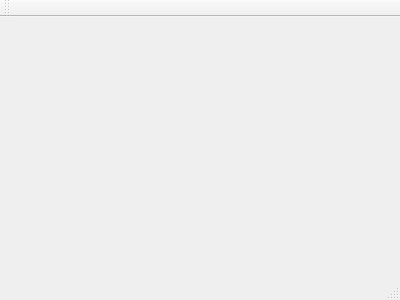
Qt form lifewindow.ui (Griffenck1/Life) before a commit.
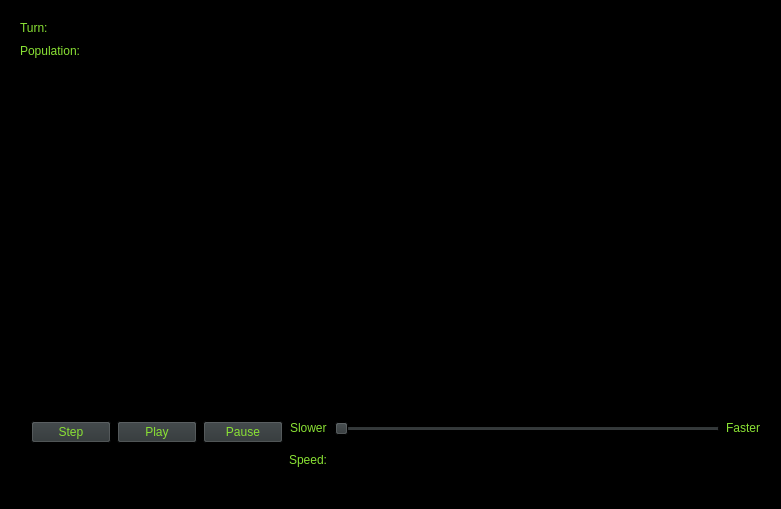
The same form after that commit.

Commit message: Created basic UI elements

```diff
--- a/lifewindow.ui
+++ b/lifewindow.ui
@@ -1,24 +1,1256 @@
 <ui version="4.0">
  <class>LifeWindow</class>
- <widget class="QMainWindow" name="LifeWindow" >
-  <property name="geometry" >
+ <widget class="QMainWindow" name="LifeWindow">
+  <property name="geometry">
    <rect>
     <x>0</x>
     <y>0</y>
-    <width>400</width>
-    <height>300</height>
+    <width>781</width>
+    <height>509</height>
    </rect>
   </property>
-  <property name="windowTitle" >
+  <property name="palette">
+   <palette>
+    <active>
+     <colorrole role="WindowText">
+      <brush brushstyle="SolidPattern">
+       <color alpha="255">
+        <red>0</red>
+        <green>0</green>
+        <blue>0</blue>
+       </color>
+      </brush>
+     </colorrole>
+     <colorrole role="Button">
+      <brush brushstyle="SolidPattern">
+       <color alpha="255">
+        <red>238</red>
+        <green>238</green>
+        <blue>236</blue>
+       </color>
+      </brush>
+     </colorrole>
+     <colorrole role="Light">
+      <brush brushstyle="SolidPattern">
+       <color alpha="255">
+        <red>255</red>
+        <green>255</green>
+        <blue>255</blue>
+       </color>
+      </brush>
+     </colorrole>
+     <colorrole role="Midlight">
+      <brush brushstyle="SolidPattern">
+       <color alpha="255">
+        <red>246</red>
+        <green>246</green>
+        <blue>245</blue>
+       </color>
+      </brush>
+     </colorrole>
+     <colorrole role="Dark">
+      <brush brushstyle="SolidPattern">
+       <color alpha="255">
+        <red>119</red>
+        <green>119</green>
+        <blue>118</blue>
+       </color>
+      </brush>
+     </colorrole>
+     <colorrole role="Mid">
+      <brush brushstyle="SolidPattern">
+       <color alpha="255">
+        <red>159</red>
+        <green>159</green>
+        <blue>157</blue>
+       </color>
+      </brush>
+     </colorrole>
+     <colorrole role="Text">
+      <brush brushstyle="SolidPattern">
+       <color alpha="255">
+        <red>0</red>
+        <green>0</green>
+        <blue>0</blue>
+       </color>
+      </brush>
+     </colorrole>
+     <colorrole role="BrightText">
+      <brush brushstyle="SolidPattern">
+       <color alpha="255">
+        <red>255</red>
+        <green>255</green>
+        <blue>255</blue>
+       </color>
+      </brush>
+     </colorrole>
+     <colorrole role="ButtonText">
+      <brush brushstyle="SolidPattern">
+       <color alpha="255">
+        <red>0</red>
+        <green>0</green>
+        <blue>0</blue>
+       </color>
+      </brush>
+     </colorrole>
+     <colorrole role="Base">
+      <brush brushstyle="SolidPattern">
+       <color alpha="255">
+        <red>255</red>
+        <green>255</green>
+        <blue>255</blue>
+       </color>
+      </brush>
+     </colorrole>
+     <colorrole role="Window">
+      <brush brushstyle="SolidPattern">
+       <color alpha="255">
+        <red>238</red>
+        <green>238</green>
+        <blue>236</blue>
+       </color>
+      </brush>
+     </colorrole>
+     <colorrole role="Shadow">
+      <brush brushstyle="SolidPattern">
+       <color alpha="255">
+        <red>0</red>
+        <green>0</green>
+        <blue>0</blue>
+       </color>
+      </brush>
+     </colorrole>
+     <colorrole role="AlternateBase">
+      <brush brushstyle="SolidPattern">
+       <color alpha="255">
+        <red>246</red>
+        <green>246</green>
+        <blue>245</blue>
+       </color>
+      </brush>
+     </colorrole>
+     <colorrole role="ToolTipBase">
+      <brush brushstyle="SolidPattern">
+       <color alpha="255">
+        <red>255</red>
+        <green>255</green>
+        <blue>220</blue>
+       </color>
+      </brush>
+     </colorrole>
+     <colorrole role="ToolTipText">
+      <brush brushstyle="SolidPattern">
+       <color alpha="255">
+        <red>0</red>
+        <green>0</green>
+        <blue>0</blue>
+       </color>
+      </brush>
+     </colorrole>
+    </active>
+    <inactive>
+     <colorrole role="WindowText">
+      <brush brushstyle="SolidPattern">
+       <color alpha="255">
+        <red>0</red>
+        <green>0</green>
+        <blue>0</blue>
+       </color>
+      </brush>
+     </colorrole>
+     <colorrole role="Button">
+      <brush brushstyle="SolidPattern">
+       <color alpha="255">
+        <red>238</red>
+        <green>238</green>
+        <blue>236</blue>
+       </color>
+      </brush>
+     </colorrole>
+     <colorrole role="Light">
+      <brush brushstyle="SolidPattern">
+       <color alpha="255">
+        <red>255</red>
+        <green>255</green>
+        <blue>255</blue>
+       </color>
+      </brush>
+     </colorrole>
+     <colorrole role="Midlight">
+      <brush brushstyle="SolidPattern">
+       <color alpha="255">
+        <red>246</red>
+        <green>246</green>
+        <blue>245</blue>
+       </color>
+      </brush>
+     </colorrole>
+     <colorrole role="Dark">
+      <brush brushstyle="SolidPattern">
+       <color alpha="255">
+        <red>119</red>
+        <green>119</green>
+        <blue>118</blue>
+       </color>
+      </brush>
+     </colorrole>
+     <colorrole role="Mid">
+      <brush brushstyle="SolidPattern">
+       <color alpha="255">
+        <red>159</red>
+        <green>159</green>
+        <blue>157</blue>
+       </color>
+      </brush>
+     </colorrole>
+     <colorrole role="Text">
+      <brush brushstyle="SolidPattern">
+       <color alpha="255">
+        <red>0</red>
+        <green>0</green>
+        <blue>0</blue>
+       </color>
+      </brush>
+     </colorrole>
+     <colorrole role="BrightText">
+      <brush brushstyle="SolidPattern">
+       <color alpha="255">
+        <red>255</red>
+        <green>255</green>
+        <blue>255</blue>
+       </color>
+      </brush>
+     </colorrole>
+     <colorrole role="ButtonText">
+      <brush brushstyle="SolidPattern">
+       <color alpha="255">
+        <red>0</red>
+        <green>0</green>
+        <blue>0</blue>
+       </color>
+      </brush>
+     </colorrole>
+     <colorrole role="Base">
+      <brush brushstyle="SolidPattern">
+       <color alpha="255">
+        <red>255</red>
+        <green>255</green>
+        <blue>255</blue>
+       </color>
+      </brush>
+     </colorrole>
+     <colorrole role="Window">
+      <brush brushstyle="SolidPattern">
+       <color alpha="255">
+        <red>238</red>
+        <green>238</green>
+        <blue>236</blue>
+       </color>
+      </brush>
+     </colorrole>
+     <colorrole role="Shadow">
+      <brush brushstyle="SolidPattern">
+       <color alpha="255">
+        <red>0</red>
+        <green>0</green>
+        <blue>0</blue>
+       </color>
+      </brush>
+     </colorrole>
+     <colorrole role="AlternateBase">
+      <brush brushstyle="SolidPattern">
+       <color alpha="255">
+        <red>246</red>
+        <green>246</green>
+        <blue>245</blue>
+       </color>
+      </brush>
+     </colorrole>
+     <colorrole role="ToolTipBase">
+      <brush brushstyle="SolidPattern">
+       <color alpha="255">
+        <red>255</red>
+        <green>255</green>
+        <blue>220</blue>
+       </color>
+      </brush>
+     </colorrole>
+     <colorrole role="ToolTipText">
+      <brush brushstyle="SolidPattern">
+       <color alpha="255">
+        <red>0</red>
+        <green>0</green>
+        <blue>0</blue>
+       </color>
+      </brush>
+     </colorrole>
+    </inactive>
+    <disabled>
+     <colorrole role="WindowText">
+      <brush brushstyle="SolidPattern">
+       <color alpha="255">
+        <red>119</red>
+        <green>119</green>
+        <blue>118</blue>
+       </color>
+      </brush>
+     </colorrole>
+     <colorrole role="Button">
+      <brush brushstyle="SolidPattern">
+       <color alpha="255">
+        <red>238</red>
+        <green>238</green>
+        <blue>236</blue>
+       </color>
+      </brush>
+     </colorrole>
+     <colorrole role="Light">
+      <brush brushstyle="SolidPattern">
+       <color alpha="255">
+        <red>255</red>
+        <green>255</green>
+        <blue>255</blue>
+       </color>
+      </brush>
+     </colorrole>
+     <colorrole role="Midlight">
+      <brush brushstyle="SolidPattern">
+       <color alpha="255">
+        <red>246</red>
+        <green>246</green>
+        <blue>245</blue>
+       </color>
+      </brush>
+     </colorrole>
+     <colorrole role="Dark">
+      <brush brushstyle="SolidPattern">
+       <color alpha="255">
+        <red>119</red>
+        <green>119</green>
+        <blue>118</blue>
+       </color>
+      </brush>
+     </colorrole>
+     <colorrole role="Mid">
+      <brush brushstyle="SolidPattern">
+       <color alpha="255">
+        <red>159</red>
+        <green>159</green>
+        <blue>157</blue>
+       </color>
+      </brush>
+     </colorrole>
+     <colorrole role="Text">
+      <brush brushstyle="SolidPattern">
+       <color alpha="255">
+        <red>119</red>
+        <green>119</green>
+        <blue>118</blue>
+       </color>
+      </brush>
+     </colorrole>
+     <colorrole role="BrightText">
+      <brush brushstyle="SolidPattern">
+       <color alpha="255">
+        <red>255</red>
+        <green>255</green>
+        <blue>255</blue>
+       </color>
+      </brush>
+     </colorrole>
+     <colorrole role="ButtonText">
+      <brush brushstyle="SolidPattern">
+       <color alpha="255">
+        <red>119</red>
+        <green>119</green>
+        <blue>118</blue>
+       </color>
+      </brush>
+     </colorrole>
+     <colorrole role="Base">
+      <brush brushstyle="SolidPattern">
+       <color alpha="255">
+        <red>238</red>
+        <green>238</green>
+        <blue>236</blue>
+       </color>
+      </brush>
+     </colorrole>
+     <colorrole role="Window">
+      <brush brushstyle="SolidPattern">
+       <color alpha="255">
+        <red>238</red>
+        <green>238</green>
+        <blue>236</blue>
+       </color>
+      </brush>
+     </colorrole>
+     <colorrole role="Shadow">
+      <brush brushstyle="SolidPattern">
+       <color alpha="255">
+        <red>0</red>
+        <green>0</green>
+        <blue>0</blue>
+       </color>
+      </brush>
+     </colorrole>
+     <colorrole role="AlternateBase">
+      <brush brushstyle="SolidPattern">
+       <color alpha="255">
+        <red>238</red>
+        <green>238</green>
+        <blue>236</blue>
+       </color>
+      </brush>
+     </colorrole>
+     <colorrole role="ToolTipBase">
+      <brush brushstyle="SolidPattern">
+       <color alpha="255">
+        <red>255</red>
+        <green>255</green>
+        <blue>220</blue>
+       </color>
+      </brush>
+     </colorrole>
+     <colorrole role="ToolTipText">
+      <brush brushstyle="SolidPattern">
+       <color alpha="255">
+        <red>0</red>
+        <green>0</green>
+        <blue>0</blue>
+       </color>
+      </brush>
+     </colorrole>
+    </disabled>
+   </palette>
+  </property>
+  <property name="windowTitle">
    <string>LifeWindow</string>
   </property>
-  <widget class="QMenuBar" name="menuBar" />
-  <widget class="QToolBar" name="mainToolBar" />
-  <widget class="QWidget" name="centralWidget" />
-  <widget class="QStatusBar" name="statusBar" />
+  <widget class="QWidget" name="centralWidget">
+   <property name="palette">
+    <palette>
+     <active>
+      <colorrole role="WindowText">
+       <brush brushstyle="SolidPattern">
+        <color alpha="255">
+         <red>138</red>
+         <green>226</green>
+         <blue>52</blue>
+        </color>
+       </brush>
+      </colorrole>
+      <colorrole role="Button">
+       <brush brushstyle="SolidPattern">
+        <color alpha="255">
+         <red>46</red>
+         <green>52</green>
+         <blue>54</blue>
+        </color>
+       </brush>
+      </colorrole>
+      <colorrole role="Light">
+       <brush brushstyle="SolidPattern">
+        <color alpha="255">
+         <red>0</red>
+         <green>0</green>
+         <blue>0</blue>
+        </color>
+       </brush>
+      </colorrole>
+      <colorrole role="Midlight">
+       <brush brushstyle="SolidPattern">
+        <color alpha="255">
+         <red>0</red>
+         <green>0</green>
+         <blue>0</blue>
+        </color>
+       </brush>
+      </colorrole>
+      <colorrole role="Dark">
+       <brush brushstyle="SolidPattern">
+        <color alpha="255">
+         <red>0</red>
+         <green>0</green>
+         <blue>0</blue>
+        </color>
+       </brush>
+      </colorrole>
+      <colorrole role="Mid">
+       <brush brushstyle="SolidPattern">
+        <color alpha="255">
+         <red>0</red>
+         <green>0</green>
+         <blue>0</blue>
+        </color>
+       </brush>
+      </colorrole>
+      <colorrole role="Text">
+       <brush brushstyle="SolidPattern">
+        <color alpha="255">
+         <red>138</red>
+         <green>226</green>
+         <blue>52</blue>
+        </color>
+       </brush>
+      </colorrole>
+      <colorrole role="BrightText">
+       <brush brushstyle="SolidPattern">
+        <color alpha="255">
+         <red>238</red>
+         <green>238</green>
+         <blue>236</blue>
+        </color>
+       </brush>
+      </colorrole>
+      <colorrole role="ButtonText">
+       <brush brushstyle="SolidPattern">
+        <color alpha="255">
+         <red>138</red>
+         <green>226</green>
+         <blue>52</blue>
+        </color>
+       </brush>
+      </colorrole>
+      <colorrole role="Base">
+       <brush brushstyle="SolidPattern">
+        <color alpha="255">
+         <red>0</red>
+         <green>0</green>
+         <blue>0</blue>
+        </color>
+       </brush>
+      </colorrole>
+      <colorrole role="Window">
+       <brush brushstyle="SolidPattern">
+        <color alpha="255">
+         <red>0</red>
+         <green>0</green>
+         <blue>0</blue>
+        </color>
+       </brush>
+      </colorrole>
+      <colorrole role="Shadow">
+       <brush brushstyle="SolidPattern">
+        <color alpha="255">
+         <red>0</red>
+         <green>0</green>
+         <blue>0</blue>
+        </color>
+       </brush>
+      </colorrole>
+      <colorrole role="Highlight">
+       <brush brushstyle="SolidPattern">
+        <color alpha="255">
+         <red>138</red>
+         <green>226</green>
+         <blue>52</blue>
+        </color>
+       </brush>
+      </colorrole>
+      <colorrole role="AlternateBase">
+       <brush brushstyle="SolidPattern">
+        <color alpha="255">
+         <red>0</red>
+         <green>0</green>
+         <blue>0</blue>
+        </color>
+       </brush>
+      </colorrole>
+      <colorrole role="ToolTipBase">
+       <brush brushstyle="SolidPattern">
+        <color alpha="255">
+         <red>255</red>
+         <green>255</green>
+         <blue>220</blue>
+        </color>
+       </brush>
+      </colorrole>
+      <colorrole role="ToolTipText">
+       <brush brushstyle="SolidPattern">
+        <color alpha="255">
+         <red>0</red>
+         <green>0</green>
+         <blue>0</blue>
+        </color>
+       </brush>
+      </colorrole>
+     </active>
+     <inactive>
+      <colorrole role="WindowText">
+       <brush brushstyle="SolidPattern">
+        <color alpha="255">
+         <red>138</red>
+         <green>226</green>
+         <blue>52</blue>
+        </color>
+       </brush>
+      </colorrole>
+      <colorrole role="Button">
+       <brush brushstyle="SolidPattern">
+        <color alpha="255">
+         <red>46</red>
+         <green>52</green>
+         <blue>54</blue>
+        </color>
+       </brush>
+      </colorrole>
+      <colorrole role="Light">
+       <brush brushstyle="SolidPattern">
+        <color alpha="255">
+         <red>0</red>
+         <green>0</green>
+         <blue>0</blue>
+        </color>
+       </brush>
+      </colorrole>
+      <colorrole role="Midlight">
+       <brush brushstyle="SolidPattern">
+        <color alpha="255">
+         <red>0</red>
+         <green>0</green>
+         <blue>0</blue>
+        </color>
+       </brush>
+      </colorrole>
+      <colorrole role="Dark">
+       <brush brushstyle="SolidPattern">
+        <color alpha="255">
+         <red>0</red>
+         <green>0</green>
+         <blue>0</blue>
+        </color>
+       </brush>
+      </colorrole>
+      <colorrole role="Mid">
+       <brush brushstyle="SolidPattern">
+        <color alpha="255">
+         <red>0</red>
+         <green>0</green>
+         <blue>0</blue>
+        </color>
+       </brush>
+      </colorrole>
+      <colorrole role="Text">
+       <brush brushstyle="SolidPattern">
+        <color alpha="255">
+         <red>138</red>
+         <green>226</green>
+         <blue>52</blue>
+        </color>
+       </brush>
+      </colorrole>
+      <colorrole role="BrightText">
+       <brush brushstyle="SolidPattern">
+        <color alpha="255">
+         <red>238</red>
+         <green>238</green>
+         <blue>236</blue>
+        </color>
+       </brush>
+      </colorrole>
+      <colorrole role="ButtonText">
+       <brush brushstyle="SolidPattern">
+        <color alpha="255">
+         <red>138</red>
+         <green>226</green>
+         <blue>52</blue>
+        </color>
+       </brush>
+      </colorrole>
+      <colorrole role="Base">
+       <brush brushstyle="SolidPattern">
+        <color alpha="255">
+         <red>0</red>
+         <green>0</green>
+         <blue>0</blue>
+        </color>
+       </brush>
+      </colorrole>
+      <colorrole role="Window">
+       <brush brushstyle="SolidPattern">
+        <color alpha="255">
+         <red>0</red>
+         <green>0</green>
+         <blue>0</blue>
+        </color>
+       </brush>
+      </colorrole>
+      <colorrole role="Shadow">
+       <brush brushstyle="SolidPattern">
+        <color alpha="255">
+         <red>0</red>
+         <green>0</green>
+         <blue>0</blue>
+        </color>
+       </brush>
+      </colorrole>
+      <colorrole role="Highlight">
+       <brush brushstyle="SolidPattern">
+        <color alpha="255">
+         <red>138</red>
+         <green>226</green>
+         <blue>52</blue>
+        </color>
+       </brush>
+      </colorrole>
+      <colorrole role="AlternateBase">
+       <brush brushstyle="SolidPattern">
+        <color alpha="255">
+         <red>0</red>
+         <green>0</green>
+         <blue>0</blue>
+        </color>
+       </brush>
+      </colorrole>
+      <colorrole role="ToolTipBase">
+       <brush brushstyle="SolidPattern">
+        <color alpha="255">
+         <red>255</red>
+         <green>255</green>
+         <blue>220</blue>
+        </color>
+       </brush>
+      </colorrole>
+      <colorrole role="ToolTipText">
+       <brush brushstyle="SolidPattern">
+        <color alpha="255">
+         <red>0</red>
+         <green>0</green>
+         <blue>0</blue>
+        </color>
+       </brush>
+      </colorrole>
+     </inactive>
+     <disabled>
+      <colorrole role="WindowText">
+       <brush brushstyle="SolidPattern">
+        <color alpha="255">
+         <red>0</red>
+         <green>0</green>
+         <blue>0</blue>
+        </color>
+       </brush>
+      </colorrole>
+      <colorrole role="Button">
+       <brush brushstyle="SolidPattern">
+        <color alpha="255">
+         <red>46</red>
+         <green>52</green>
+         <blue>54</blue>
+        </color>
+       </brush>
+      </colorrole>
+      <colorrole role="Light">
+       <brush brushstyle="SolidPattern">
+        <color alpha="255">
+         <red>0</red>
+         <green>0</green>
+         <blue>0</blue>
+        </color>
+       </brush>
+      </colorrole>
+      <colorrole role="Midlight">
+       <brush brushstyle="SolidPattern">
+        <color alpha="255">
+         <red>0</red>
+         <green>0</green>
+         <blue>0</blue>
+        </color>
+       </brush>
+      </colorrole>
+      <colorrole role="Dark">
+       <brush brushstyle="SolidPattern">
+        <color alpha="255">
+         <red>0</red>
+         <green>0</green>
+         <blue>0</blue>
+        </color>
+       </brush>
+      </colorrole>
+      <colorrole role="Mid">
+       <brush brushstyle="SolidPattern">
+        <color alpha="255">
+         <red>0</red>
+         <green>0</green>
+         <blue>0</blue>
+        </color>
+       </brush>
+      </colorrole>
+      <colorrole role="Text">
+       <brush brushstyle="SolidPattern">
+        <color alpha="255">
+         <red>0</red>
+         <green>0</green>
+         <blue>0</blue>
+        </color>
+       </brush>
+      </colorrole>
+      <colorrole role="BrightText">
+       <brush brushstyle="SolidPattern">
+        <color alpha="255">
+         <red>238</red>
+         <green>238</green>
+         <blue>236</blue>
+        </color>
+       </brush>
+      </colorrole>
+      <colorrole role="ButtonText">
+       <brush brushstyle="SolidPattern">
+        <color alpha="255">
+         <red>0</red>
+         <green>0</green>
+         <blue>0</blue>
+        </color>
+       </brush>
+      </colorrole>
+      <colorrole role="Base">
+       <brush brushstyle="SolidPattern">
+        <color alpha="255">
+         <red>0</red>
+         <green>0</green>
+         <blue>0</blue>
+        </color>
+       </brush>
+      </colorrole>
+      <colorrole role="Window">
+       <brush brushstyle="SolidPattern">
+        <color alpha="255">
+         <red>0</red>
+         <green>0</green>
+         <blue>0</blue>
+        </color>
+       </brush>
+      </colorrole>
+      <colorrole role="Shadow">
+       <brush brushstyle="SolidPattern">
+        <color alpha="255">
+         <red>0</red>
+         <green>0</green>
+         <blue>0</blue>
+        </color>
+       </brush>
+      </colorrole>
+      <colorrole role="Highlight">
+       <brush brushstyle="SolidPattern">
+        <color alpha="255">
+         <red>145</red>
+         <green>141</green>
+         <blue>126</blue>
+        </color>
+       </brush>
+      </colorrole>
+      <colorrole role="AlternateBase">
+       <brush brushstyle="SolidPattern">
+        <color alpha="255">
+         <red>0</red>
+         <green>0</green>
+         <blue>0</blue>
+        </color>
+       </brush>
+      </colorrole>
+      <colorrole role="ToolTipBase">
+       <brush brushstyle="SolidPattern">
+        <color alpha="255">
+         <red>255</red>
+         <green>255</green>
+         <blue>220</blue>
+        </color>
+       </brush>
+      </colorrole>
+      <colorrole role="ToolTipText">
+       <brush brushstyle="SolidPattern">
+        <color alpha="255">
+         <red>0</red>
+         <green>0</green>
+         <blue>0</blue>
+        </color>
+       </brush>
+      </colorrole>
+     </disabled>
+    </palette>
+   </property>
+   <property name="autoFillBackground">
+    <bool>true</bool>
+   </property>
+   <widget class="QLabel" name="turnLabel">
+    <property name="geometry">
+     <rect>
+      <x>20</x>
+      <y>20</y>
+      <width>41</width>
+      <height>16</height>
+     </rect>
+    </property>
+    <property name="palette">
+     <palette>
+      <active>
+       <colorrole role="WindowText">
+        <brush brushstyle="SolidPattern">
+         <color alpha="255">
+          <red>138</red>
+          <green>226</green>
+          <blue>52</blue>
+         </color>
+        </brush>
+       </colorrole>
+      </active>
+      <inactive>
+       <colorrole role="WindowText">
+        <brush brushstyle="SolidPattern">
+         <color alpha="255">
+          <red>138</red>
+          <green>226</green>
+          <blue>52</blue>
+         </color>
+        </brush>
+       </colorrole>
+      </inactive>
+      <disabled>
+       <colorrole role="WindowText">
+        <brush brushstyle="SolidPattern">
+         <color alpha="255">
+          <red>0</red>
+          <green>0</green>
+          <blue>0</blue>
+         </color>
+        </brush>
+       </colorrole>
+      </disabled>
+     </palette>
+    </property>
+    <property name="text">
+     <string>Turn:</string>
+    </property>
+   </widget>
+   <widget class="QLabel" name="populationLabel">
+    <property name="geometry">
+     <rect>
+      <x>20</x>
+      <y>40</y>
+      <width>81</width>
+      <height>21</height>
+     </rect>
+    </property>
+    <property name="palette">
+     <palette>
+      <active>
+       <colorrole role="WindowText">
+        <brush brushstyle="SolidPattern">
+         <color alpha="255">
+          <red>138</red>
+          <green>226</green>
+          <blue>52</blue>
+         </color>
+        </brush>
+       </colorrole>
+      </active>
+      <inactive>
+       <colorrole role="WindowText">
+        <brush brushstyle="SolidPattern">
+         <color alpha="255">
+          <red>138</red>
+          <green>226</green>
+          <blue>52</blue>
+         </color>
+        </brush>
+       </colorrole>
+      </inactive>
+      <disabled>
+       <colorrole role="WindowText">
+        <brush brushstyle="SolidPattern">
+         <color alpha="255">
+          <red>0</red>
+          <green>0</green>
+          <blue>0</blue>
+         </color>
+        </brush>
+       </colorrole>
+      </disabled>
+     </palette>
+    </property>
+    <property name="text">
+     <string>Population:</string>
+    </property>
+   </widget>
+   <widget class="QWidget" name="gridLayoutWidget">
+    <property name="geometry">
+     <rect>
+      <x>20</x>
+      <y>70</y>
+      <width>741</width>
+      <height>311</height>
+     </rect>
+    </property>
+    <layout class="QGridLayout" name="gridLayout"/>
+   </widget>
+   <widget class="QWidget" name="horizontalLayoutWidget">
+    <property name="geometry">
+     <rect>
+      <x>20</x>
+      <y>410</y>
+      <width>751</width>
+      <height>80</height>
+     </rect>
+    </property>
+    <layout class="QHBoxLayout" name="horizontalLayout">
+     <item alignment="Qt::AlignTop">
+      <widget class="QPushButton" name="pushButton">
+       <property name="palette">
+        <palette>
+         <active>
+          <colorrole role="Button">
+           <brush brushstyle="SolidPattern">
+            <color alpha="255">
+             <red>46</red>
+             <green>52</green>
+             <blue>54</blue>
+            </color>
+           </brush>
+          </colorrole>
+          <colorrole role="ButtonText">
+           <brush brushstyle="SolidPattern">
+            <color alpha="255">
+             <red>138</red>
+             <green>226</green>
+             <blue>52</blue>
+            </color>
+           </brush>
+          </colorrole>
+         </active>
+         <inactive>
+          <colorrole role="Button">
+           <brush brushstyle="SolidPattern">
+            <color alpha="255">
+             <red>46</red>
+             <green>52</green>
+             <blue>54</blue>
+            </color>
+           </brush>
+          </colorrole>
+          <colorrole role="ButtonText">
+           <brush brushstyle="SolidPattern">
+            <color alpha="255">
+             <red>138</red>
+             <green>226</green>
+             <blue>52</blue>
+            </color>
+           </brush>
+          </colorrole>
+         </inactive>
+         <disabled>
+          <colorrole role="Button">
+           <brush brushstyle="SolidPattern">
+            <color alpha="255">
+             <red>46</red>
+             <green>52</green>
+             <blue>54</blue>
+            </color>
+           </brush>
+          </colorrole>
+          <colorrole role="ButtonText">
+           <brush brushstyle="SolidPattern">
+            <color alpha="255">
+             <red>0</red>
+             <green>0</green>
+             <blue>0</blue>
+            </color>
+           </brush>
+          </colorrole>
+         </disabled>
+        </palette>
+       </property>
+       <property name="text">
+        <string>Step</string>
+       </property>
+      </widget>
+     </item>
+     <item alignment="Qt::AlignTop">
+      <widget class="QPushButton" name="pushButton_2">
+       <property name="palette">
+        <palette>
+         <active>
+          <colorrole role="Button">
+           <brush brushstyle="SolidPattern">
+            <color alpha="255">
+             <red>46</red>
+             <green>52</green>
+             <blue>54</blue>
+            </color>
+           </brush>
+          </colorrole>
+          <colorrole role="ButtonText">
+           <brush brushstyle="SolidPattern">
+            <color alpha="255">
+             <red>138</red>
+             <green>226</green>
+             <blue>52</blue>
+            </color>
+           </brush>
+          </colorrole>
+         </active>
+         <inactive>
+          <colorrole role="Button">
+           <brush brushstyle="SolidPattern">
+            <color alpha="255">
+             <red>46</red>
+             <green>52</green>
+             <blue>54</blue>
+            </color>
+           </brush>
+          </colorrole>
+          <colorrole role="ButtonText">
+           <brush brushstyle="SolidPattern">
+            <color alpha="255">
+             <red>138</red>
+             <green>226</green>
+             <blue>52</blue>
+            </color>
+           </brush>
+          </colorrole>
+         </inactive>
+         <disabled>
+          <colorrole role="Button">
+           <brush brushstyle="SolidPattern">
+            <color alpha="255">
+             <red>46</red>
+             <green>52</green>
+             <blue>54</blue>
+            </color>
+           </brush>
+          </colorrole>
+          <colorrole role="ButtonText">
+           <brush brushstyle="SolidPattern">
+            <color alpha="255">
+             <red>0</red>
+             <green>0</green>
+             <blue>0</blue>
+            </color>
+           </brush>
+          </colorrole>
+         </disabled>
+        </palette>
+       </property>
+       <property name="text">
+        <string>Play</string>
+       </property>
+      </widget>
+     </item>
+     <item alignment="Qt::AlignTop">
+      <widget class="QPushButton" name="pushButton_3">
+       <property name="palette">
+        <palette>
+         <active>
+          <colorrole role="Button">
+           <brush brushstyle="SolidPattern">
+            <color alpha="255">
+             <red>46</red>
+             <green>52</green>
+             <blue>54</blue>
+            </color>
+           </brush>
+          </colorrole>
+          <colorrole role="ButtonText">
+           <brush brushstyle="SolidPattern">
+            <color alpha="255">
+             <red>138</red>
+             <green>226</green>
+             <blue>52</blue>
+            </color>
+           </brush>
+          </colorrole>
+         </active>
+         <inactive>
+          <colorrole role="Button">
+           <brush brushstyle="SolidPattern">
+            <color alpha="255">
+             <red>46</red>
+             <green>52</green>
+             <blue>54</blue>
+            </color>
+           </brush>
+          </colorrole>
+          <colorrole role="ButtonText">
+           <brush brushstyle="SolidPattern">
+            <color alpha="255">
+             <red>138</red>
+             <green>226</green>
+             <blue>52</blue>
+            </color>
+           </brush>
+          </colorrole>
+         </inactive>
+         <disabled>
+          <colorrole role="Button">
+           <brush brushstyle="SolidPattern">
+            <color alpha="255">
+             <red>46</red>
+             <green>52</green>
+             <blue>54</blue>
+            </color>
+           </brush>
+          </colorrole>
+          <colorrole role="ButtonText">
+           <brush brushstyle="SolidPattern">
+            <color alpha="255">
+             <red>0</red>
+             <green>0</green>
+             <blue>0</blue>
+            </color>
+           </brush>
+          </colorrole>
+         </disabled>
+        </palette>
+       </property>
+       <property name="text">
+        <string>Pause</string>
+       </property>
+      </widget>
+     </item>
+     <item>
+      <layout class="QHBoxLayout" name="horizontalLayout_3">
+       <item>
+        <layout class="QVBoxLayout" name="verticalLayout_3">
+         <item alignment="Qt::AlignHCenter|Qt::AlignTop">
+          <widget class="QLabel" name="label_2">
+           <property name="text">
+            <string>Slower</string>
+           </property>
+          </widget>
+         </item>
+         <item alignment="Qt::AlignTop">
+          <widget class="QLabel" name="label">
+           <property name="text">
+            <string>Speed:</string>
+           </property>
+          </widget>
+         </item>
+        </layout>
+       </item>
+       <item alignment="Qt::AlignTop">
+        <widget class="QSlider" name="horizontalSlider">
+         <property name="orientation">
+          <enum>Qt::Horizontal</enum>
+         </property>
+        </widget>
+       </item>
+      </layout>
+     </item>
+     <item alignment="Qt::AlignTop">
+      <widget class="QLabel" name="label_3">
+       <property name="text">
+        <string>Faster</string>
+       </property>
+      </widget>
+     </item>
+     <item>
+      <layout class="QVBoxLayout" name="verticalLayout_5"/>
+     </item>
+    </layout>
+   </widget>
+  </widget>
  </widget>
- <layoutDefault spacing="6" margin="11" />
- <pixmapfunction></pixmapfunction>
+ <layoutdefault spacing="6" margin="11"/>
  <resources/>
  <connections/>
 </ui>
```
Left out of the diff: 1 changed line with no effect on the pictures.
